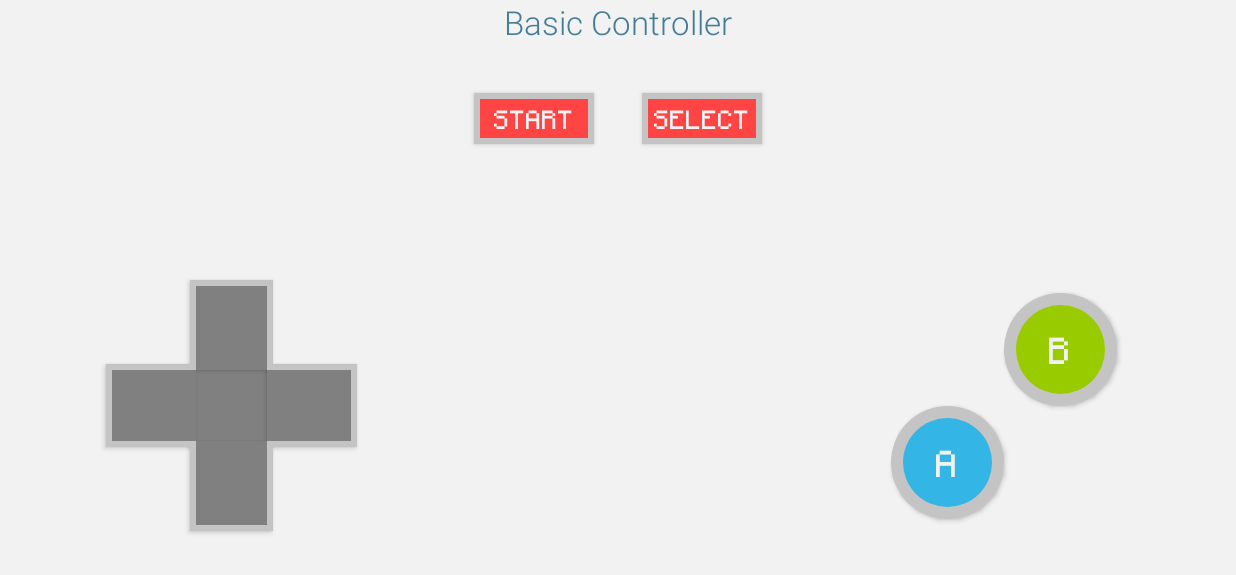
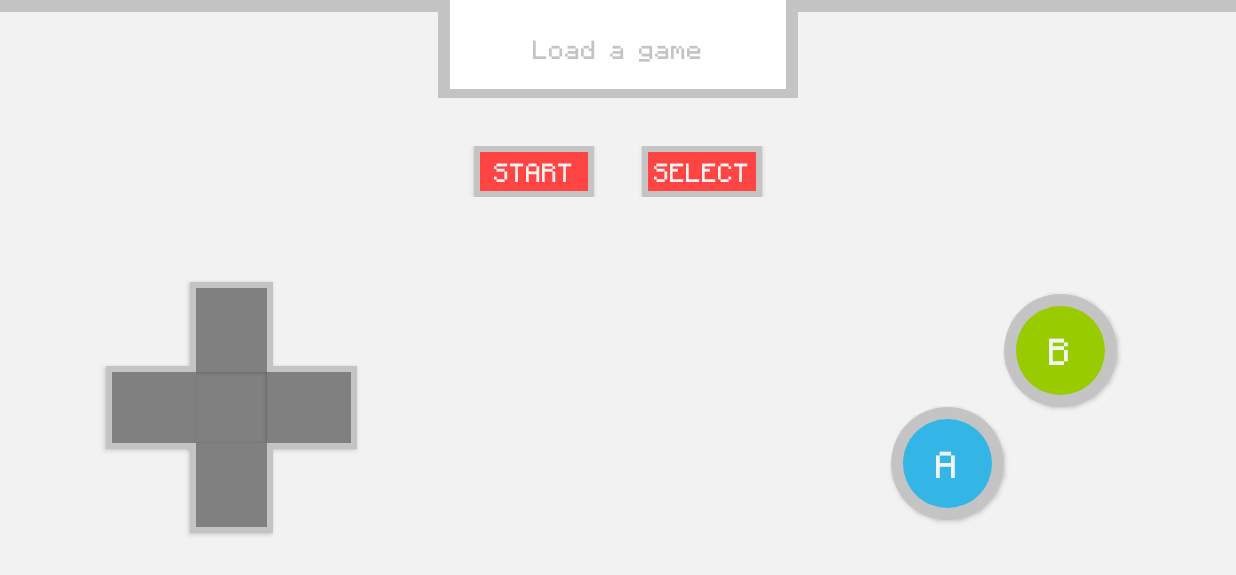
Before and after one commit to tvbarthel/Adaptilo, an Android app: the screen it shows after launch (MainActivity), on a phone screen of 824 x 412 dp (held sideways). Shown: the top 575 px of the screen. Run offline under Robolectric (Android 15) with nearby library versions, the phone set to English and light mode, and no system bars.

Commit message:
Add a game slot

```diff
--- a/Android/app/src/main/java/fr/tvbarthel/apps/adaptilo/fragments/BasicControllerFragment.java
+++ b/Android/app/src/main/java/fr/tvbarthel/apps/adaptilo/fragments/BasicControllerFragment.java
@@ -6,6 +6,7 @@ import android.view.LayoutInflater;
 import android.view.View;
 import android.view.ViewGroup;
 import android.widget.Button;
+import android.widget.TextView;
 
 import fr.tvbarthel.apps.adaptilo.R;
 import fr.tvbarthel.apps.adaptilo.models.Message;
@@ -20,6 +21,7 @@ public class BasicControllerFragment extends AdaptiloControllerFragment {
         ((Button) fragmentView.findViewById(R.id.basic_controller_btn_select)).setTypeface(minecraftiaTypeFace);
         ((Button) fragmentView.findViewById(R.id.basic_controller_btn_a)).setTypeface(minecraftiaTypeFace);
         ((Button) fragmentView.findViewById(R.id.basic_controller_btn_b)).setTypeface(minecraftiaTypeFace);
+        ((TextView) fragmentView.findViewById(R.id.basic_controller_game_slot_text)).setTypeface(minecraftiaTypeFace);
         return fragmentView;
     }
 
--- /dev/null
+++ b/Android/app/src/main/res/drawable/basic_controller_background.xml
@@ -0,0 +1,8 @@
+<?xml version="1.0" encoding="utf-8"?>
+
+<layer-list xmlns:android="http://schemas.android.com/apk/res/android">
+    <item android:drawable="@color/gray_light" />
+    <item
+        android:drawable="@color/secondary"
+        android:top="@dimen/default_padding" />
+</layer-list>
--- /dev/null
+++ b/Android/app/src/main/res/drawable/basic_controller_game_slot.xml
@@ -0,0 +1,6 @@
+<?xml version="1.0" encoding="utf-8"?>
+
+<selector xmlns:android="http://schemas.android.com/apk/res/android">
+    <item android:drawable="@drawable/basic_controller_game_slot_pressed" android:state_pressed="true" />
+    <item android:drawable="@drawable/basic_controller_game_slot_normal" />
+</selector>
--- /dev/null
+++ b/Android/app/src/main/res/drawable/basic_controller_game_slot_normal.xml
@@ -0,0 +1,19 @@
+<?xml version="1.0" encoding="utf-8"?>
+
+<layer-list xmlns:android="http://schemas.android.com/apk/res/android">
+    <item>
+        <shape android:shape="rectangle">
+            <solid android:color="@color/gray_light" />
+            <size android:height="40dp" android:width="200dp"/>
+        </shape>
+    </item>
+    <item
+        android:bottom="@dimen/basic_controller_game_slot_padding_bottom"
+        android:left="@dimen/basic_controller_game_slot_padding_left"
+        android:right="@dimen/basic_controller_game_slot_padding_right">
+        <shape android:shape="rectangle">
+            <solid android:color="@android:color/white"/>
+            <size android:height="40dp" android:width="200dp"/>
+        </shape>
+    </item>
+</layer-list>
--- /dev/null
+++ b/Android/app/src/main/res/drawable/basic_controller_game_slot_pressed.xml
@@ -0,0 +1,19 @@
+<?xml version="1.0" encoding="utf-8"?>
+
+<layer-list xmlns:android="http://schemas.android.com/apk/res/android">
+    <item>
+        <shape android:shape="rectangle">
+            <solid android:color="@color/gray_light" />
+            <size android:height="40dp" android:width="200dp"/>
+        </shape>
+    </item>
+    <item
+        android:bottom="@dimen/basic_controller_game_slot_padding_bottom"
+        android:left="@dimen/basic_controller_game_slot_padding_left"
+        android:right="@dimen/basic_controller_game_slot_padding_right">
+        <shape android:shape="rectangle">
+            <solid android:color="@color/secondary"/>
+            <size android:height="40dp" android:width="200dp"/>
+        </shape>
+    </item>
+</layer-list>
--- a/Android/app/src/main/res/layout/fragment_basic_controller.xml
+++ b/Android/app/src/main/res/layout/fragment_basic_controller.xml
@@ -4,28 +4,33 @@
     xmlns:custom="http://schemas.android.com/apk/res-auto"
     android:layout_width="match_parent"
     android:layout_height="match_parent"
-    android:background="@color/secondary"
+    android:background="@drawable/basic_controller_background"
     android:orientation="vertical">
 
-    <LinearLayout
-        android:id="@+id/basic_controller_header"
-        android:layout_width="match_parent"
-        android:layout_height="wrap_content"
-        android:gravity="center">
+    <FrameLayout
+        android:id="@+id/basic_controller_game_slot"
+        android:layout_width="@dimen/basic_controller_game_slot_width"
+        android:layout_height="@dimen/basic_controller_game_slot_height"
+        android:layout_gravity="center_horizontal"
+        android:background="@drawable/basic_controller_game_slot"
+        android:clickable="true"
+        android:padding="@dimen/default_padding">
 
         <TextView
-            android:id="@+id/textView"
+            android:id="@+id/basic_controller_game_slot_text"
             android:layout_width="wrap_content"
             android:layout_height="wrap_content"
-            android:fontFamily="sans-serif-light"
-            android:text="Basic Controller"
-            android:textAppearance="?android:attr/textAppearanceLarge"
-            android:textColor="@color/primary" />
-    </LinearLayout>
+            android:layout_gravity="center"
+            android:text="@string/basic_controller_game_slot_no_game"
+            android:textAppearance="?android:attr/textAppearanceSmall"
+            android:textColor="@color/gray_light" />
+    </FrameLayout>
+
 
     <LinearLayout
         android:layout_width="match_parent"
-        android:layout_height="100dp"
+        android:layout_height="wrap_content"
+        android:layout_marginTop="32dp"
         android:gravity="center"
         android:orientation="horizontal">
 
@@ -35,7 +40,6 @@
             android:layout_height="@dimen/btn_rect_height"
             android:layout_marginRight="@dimen/btn_rect_margin"
             android:background="@drawable/btn_rect"
-            android:fontFamily="sans-serif-light"
             android:text="@string/basic_controller_btn_start"
             android:textColor="@color/secondary"
             android:textSize="@dimen/btn_rect_text_size"
@@ -47,7 +51,6 @@
             android:layout_height="@dimen/btn_rect_height"
             android:layout_marginLeft="@dimen/btn_rect_margin"
             android:background="@drawable/btn_rect"
-            android:fontFamily="sans-serif-light"
             android:text="@string/basic_controller_btn_select"
             android:textColor="@color/secondary"
             android:textSize="@dimen/btn_rect_text_size"
@@ -113,7 +116,6 @@
             android:layout_height="match_parent"
             android:layout_weight="1" />
 
-
         <RelativeLayout
             android:id="@+id/basic_controller_left_pane"
             android:layout_width="0dp"
@@ -133,7 +135,6 @@
                 android:layout_below="@id/basic_controller_left_pane_center"
                 android:layout_toLeftOf="@id/basic_controller_left_pane_center"
                 android:background="@drawable/btn_circle_holo_blue"
-                android:fontFamily="sans-serif-light"
                 android:text="@string/basic_controller_btn_a"
                 android:textColor="@color/secondary"
                 android:textSize="@dimen/btn_circle_text_size"
@@ -146,7 +147,6 @@
                 android:layout_above="@id/basic_controller_left_pane_center"
                 android:layout_toRightOf="@id/basic_controller_left_pane_center"
                 android:background="@drawable/btn_circle_holo_green"
-                android:fontFamily="sans-serif-light"
                 android:text="@string/basic_controller_btn_b"
                 android:textColor="@color/secondary"
                 android:textSize="@dimen/btn_circle_text_size"
--- a/Android/app/src/main/res/values/dimens.xml
+++ b/Android/app/src/main/res/values/dimens.xml
@@ -2,6 +2,7 @@
     <!-- Default screen margins, per the Android Design guidelines. -->
     <dimen name="activity_horizontal_margin">16dp</dimen>
     <dimen name="activity_vertical_margin">16dp</dimen>
+    <dimen name="default_padding">8dp</dimen>
 
     <!-- Button -->
     <dimen name="btn_padding_normal">4dp</dimen>
@@ -24,4 +25,11 @@
     <dimen name="btn_circle_padding_normal">8dp</dimen>
     <dimen name="btn_circle_padding_pressed">12dp</dimen>
 
+    <!-- Basic Controller Game Slot -->
+    <dimen name="basic_controller_game_slot_width">240dp</dimen>
+    <dimen name="basic_controller_game_slot_height">65dp</dimen>
+    <dimen name="basic_controller_game_slot_padding_left">8dp</dimen>
+    <dimen name="basic_controller_game_slot_padding_right">8dp</dimen>
+    <dimen name="basic_controller_game_slot_padding_bottom">6dp</dimen>
+
 </resources>
--- a/Android/app/src/main/res/values/strings.xml
+++ b/Android/app/src/main/res/values/strings.xml
@@ -10,5 +10,6 @@
     <string name="basic_controller_btn_b">B</string>
     <string name="basic_controller_btn_start">start</string>
     <string name="basic_controller_btn_select">select</string>
+    <string name="basic_controller_game_slot_no_game">Load a game</string>
 
 </resources>
```
